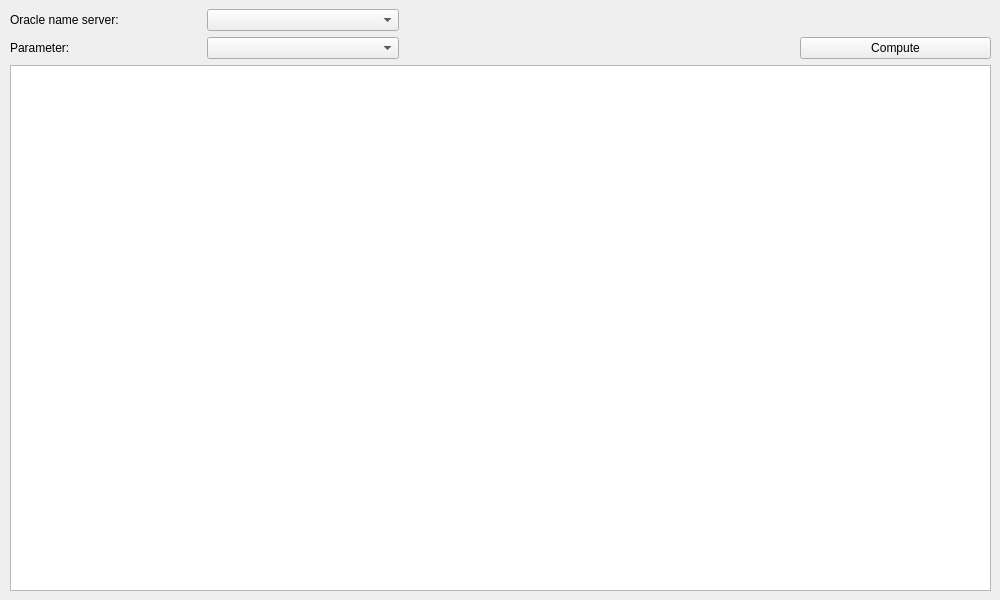
This is source/qtdesigner/oracle_top_sessions_ui.ui in MValaguz/MGrep as Qt 5 draws it before an edit. The edited form follows.
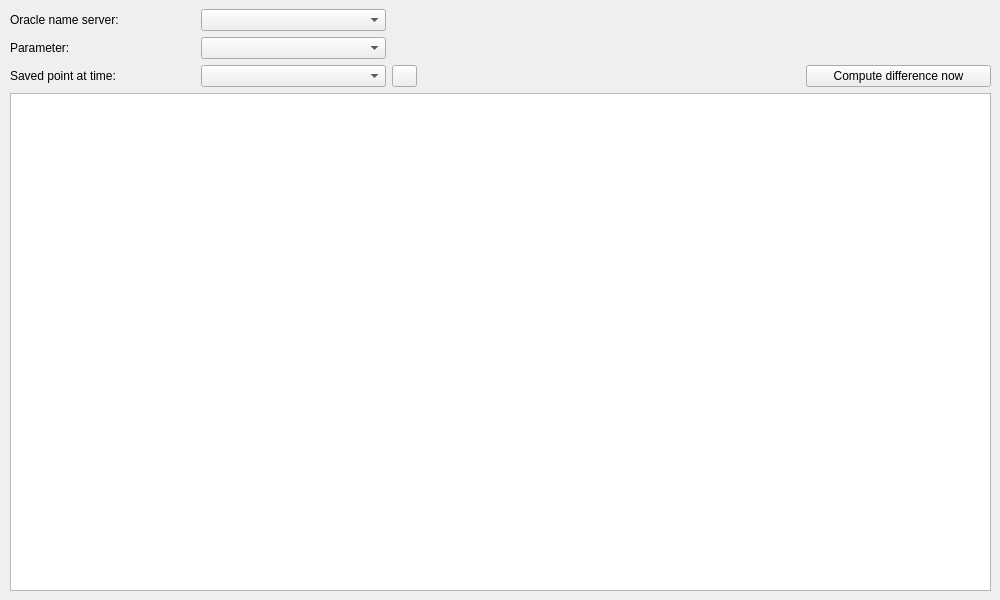
This is the edited form. Icons and pictures are not drawn.

Patch:
```diff
--- a/source/qtdesigner/oracle_top_sessions_ui.ui
+++ b/source/qtdesigner/oracle_top_sessions_ui.ui
@@ -28,9 +28,6 @@
     <property name="leftMargin">
      <number>10</number>
     </property>
-    <item row="4" column="1">
-     <widget class="QComboBox" name="e_server_name"/>
-    </item>
     <item row="4" column="0">
      <widget class="QLabel" name="l_server_name">
       <property name="text">
@@ -41,7 +38,10 @@
       </property>
      </widget>
     </item>
-    <item row="10" column="0" colspan="5">
+    <item row="4" column="1">
+     <widget class="QComboBox" name="e_server_name"/>
+    </item>
+    <item row="10" column="0" colspan="6">
      <widget class="QTableView" name="o_lst1">
       <property name="minimumSize">
        <size>
@@ -85,10 +85,43 @@
       </property>
      </widget>
     </item>
-    <item row="5" column="4">
+    <item row="6" column="0">
+     <widget class="QLabel" name="l_date">
+      <property name="text">
+       <string>Saved point at time:</string>
+      </property>
+      <property name="buddy">
+       <cstring>e_saved_time</cstring>
+      </property>
+     </widget>
+    </item>
+    <item row="6" column="1">
+     <widget class="QComboBox" name="e_saved_time"/>
+    </item>
+    <item row="6" column="2">
+     <widget class="QPushButton" name="b_save_point">
+      <property name="maximumSize">
+       <size>
+        <width>25</width>
+        <height>25</height>
+       </size>
+      </property>
+      <property name="toolTip">
+       <string>Save the actual top sessions situation</string>
+      </property>
+      <property name="text">
+       <string/>
+      </property>
+      <property name="icon">
+       <iconset resource="resource.qrc">
+        <normaloff>:/icons/icons/disk.gif</normaloff>:/icons/icons/disk.gif</iconset>
+      </property>
+     </widget>
+    </item>
+    <item row="6" column="5">
      <widget class="QPushButton" name="b_calculate">
       <property name="text">
-       <string>Compute</string>
+       <string>Compute difference now</string>
       </property>
       <property name="icon">
        <iconset resource="resource.qrc">
```
Left out of the diff: 42 changed lines with no effect on the pictures.
